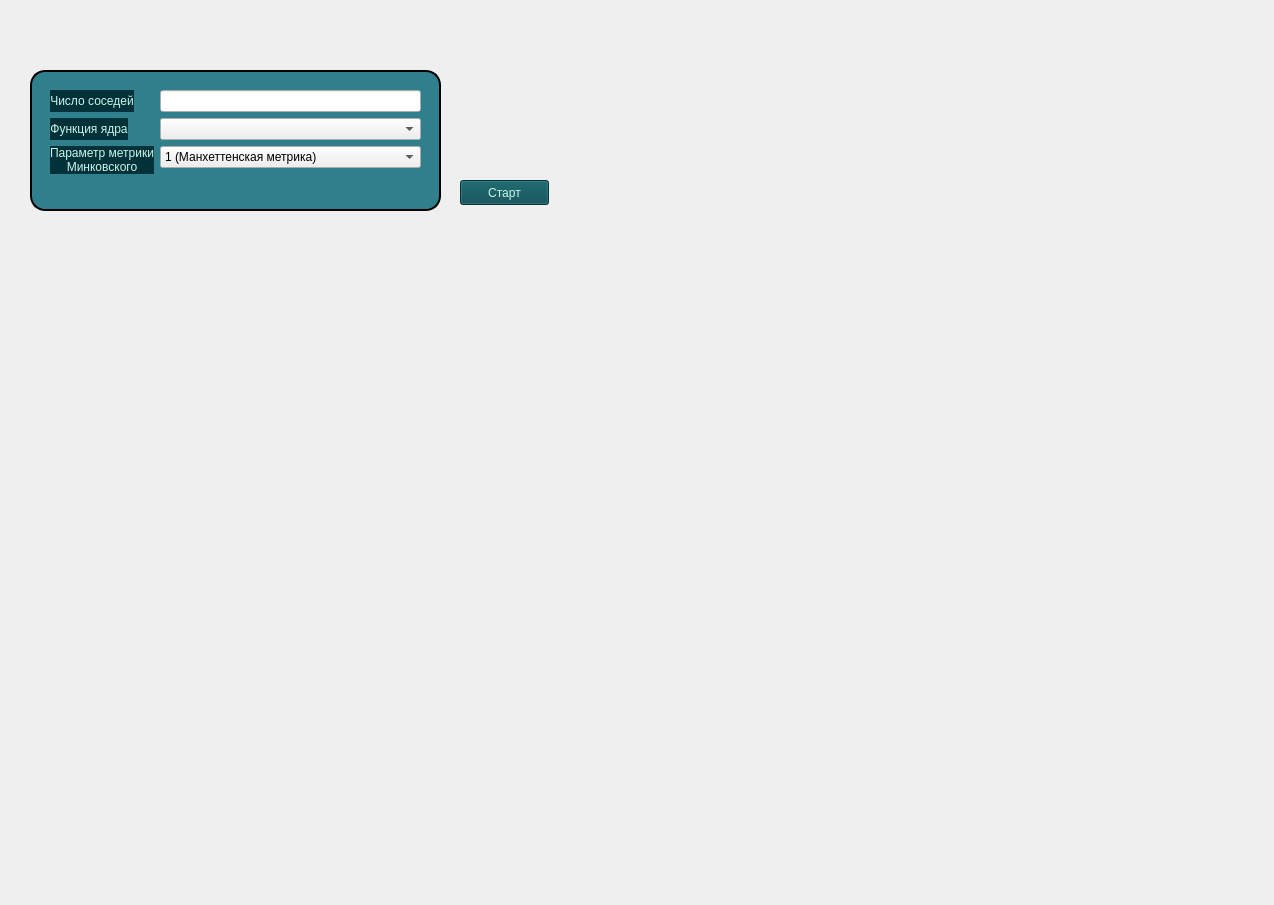
Before: the Qt Designer form mainwindow.ui in EL96cpp/KnnVisualiser, drawn with Qt 5.
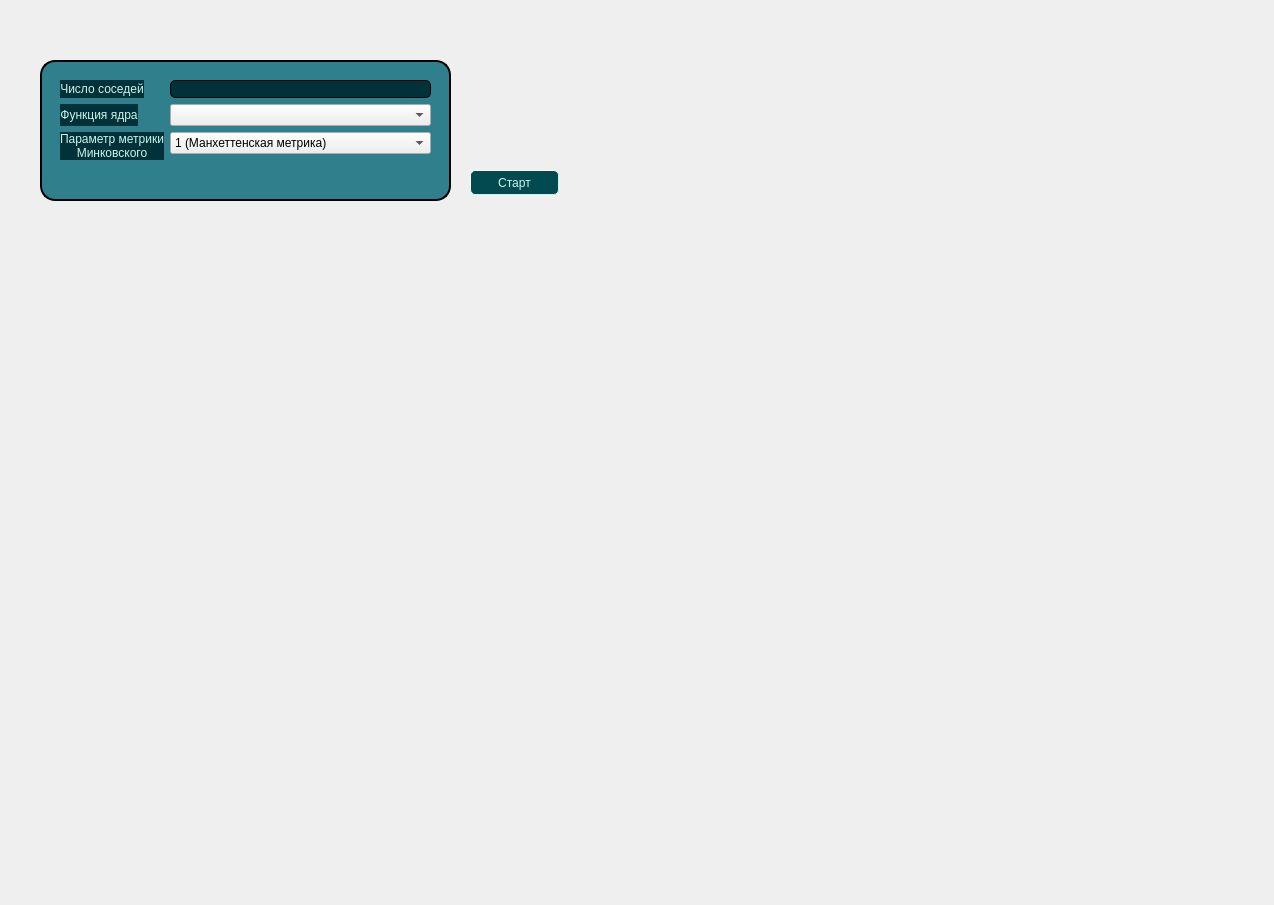
After: the same form once the commit is applied. Icons and pictures are not drawn.

Commit message: Added IrisData class

Diff of the .ui file:
```diff
--- a/mainwindow.ui
+++ b/mainwindow.ui
@@ -24,24 +24,11 @@
    <property name="styleSheet">
     <string notr="true"/>
    </property>
-   <widget class="QLabel" name="label_3">
-    <property name="geometry">
-     <rect>
-      <x>40</x>
-      <y>160</y>
-      <width>121</width>
-      <height>51</height>
-     </rect>
-    </property>
-    <property name="text">
-     <string/>
-    </property>
-   </widget>
    <widget class="QGroupBox" name="groupBox">
     <property name="geometry">
      <rect>
-      <x>30</x>
-      <y>70</y>
+      <x>40</x>
+      <y>60</y>
       <width>411</width>
       <height>141</height>
      </rect>
@@ -54,6 +41,13 @@
     border-width: 2px;
     border-radius: 15px;
 
+}
+
+#groupBox::QLabel {
+
+	color: rgb(204, 245, 234);
+	background-color: rgb(2, 50, 57);
+
 }</string>
     </property>
     <property name="title">
@@ -87,7 +81,16 @@
        </widget>
       </item>
       <item row="0" column="1">
-       <widget class="QLineEdit" name="neighboursLineEdit"/>
+       <widget class="QLineEdit" name="neighboursLineEdit">
+        <property name="styleSheet">
+         <string notr="true">    border-style: outset;
+    border-width: 1px;
+	border-color: rbg(154, 173, 176);
+    border-radius: 5px;
+	color: rgb(204, 245, 234);
+	background-color: rgb(2, 50, 57);</string>
+        </property>
+       </widget>
       </item>
       <item row="1" column="0">
        <widget class="QLabel" name="kernel_label">
@@ -151,8 +154,8 @@
    <widget class="QPushButton" name="startLearnButton">
     <property name="geometry">
      <rect>
-      <x>460</x>
-      <y>180</y>
+      <x>470</x>
+      <y>170</y>
       <width>89</width>
       <height>25</height>
      </rect>
@@ -162,6 +165,10 @@
 
 	background-color: rgb(3, 73, 80);
 	color: rgb(204, 245, 234);
+    border-style: outset;
+    border-width: 1px;
+	border-color: rbg(154, 173, 176);
+    border-radius: 5px;
 
 }
 
```
Left out of the diff: 6 changed lines with no effect on the pictures. The commit also changes 4 other files.
